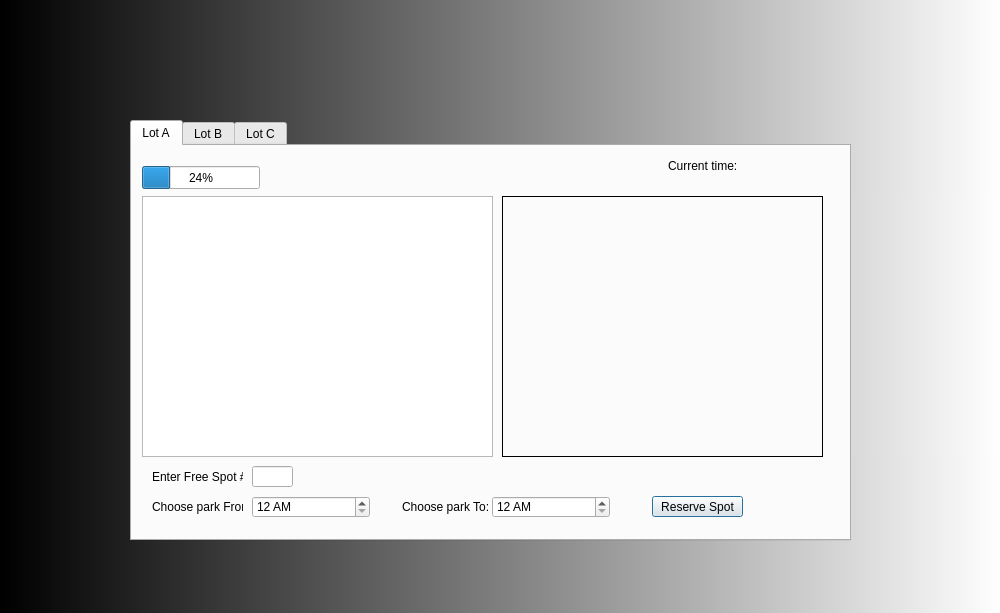
Old version of the form dialog.ui in the repository MikeSharko/ParkinAppQT.
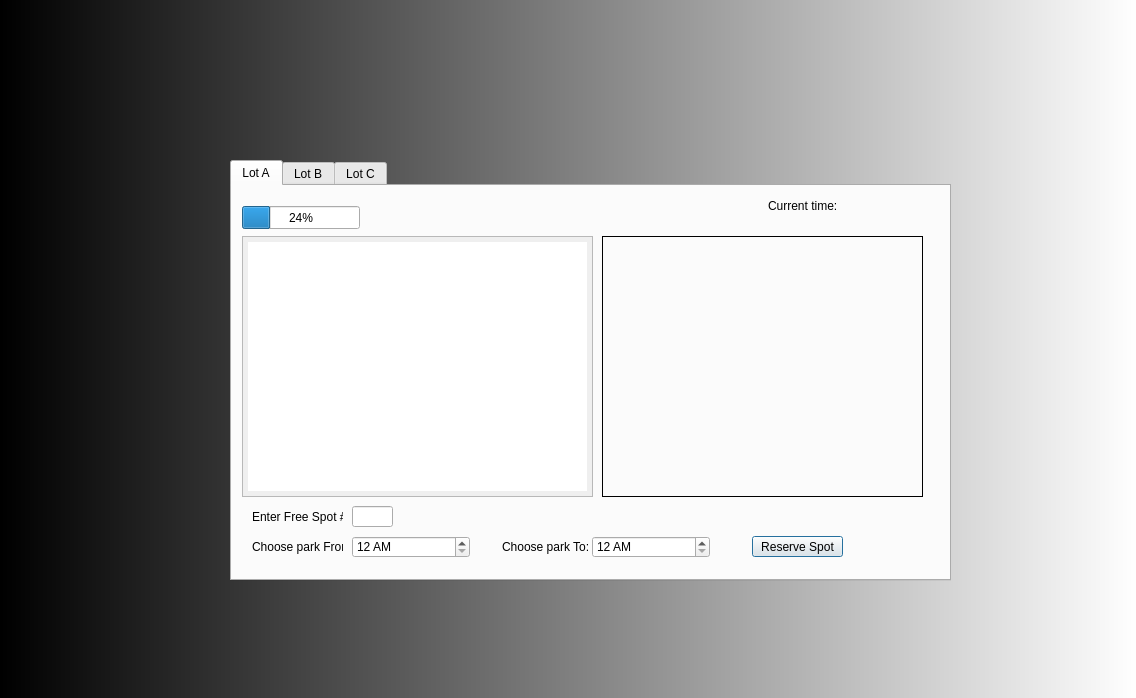
New version of the form. Icons and pictures are not drawn.

Patch:
```diff
--- a/dialog.ui
+++ b/dialog.ui
@@ -6,8 +6,8 @@
    <rect>
     <x>0</x>
     <y>0</y>
-    <width>1000</width>
-    <height>613</height>
+    <width>1136</width>
+    <height>698</height>
    </rect>
   </property>
   <property name="windowTitle">
@@ -56,14 +56,17 @@
   <widget class="QTabWidget" name="tabWidget">
    <property name="geometry">
     <rect>
-     <x>130</x>
-     <y>120</y>
+     <x>230</x>
+     <y>160</y>
      <width>721</width>
      <height>421</height>
     </rect>
    </property>
    <property name="styleSheet">
-    <string notr="true"/>
+    <string notr="true">#tableView{
+
+padding:5px;
+}</string>
    </property>
    <property name="currentIndex">
     <number>0</number>
```
